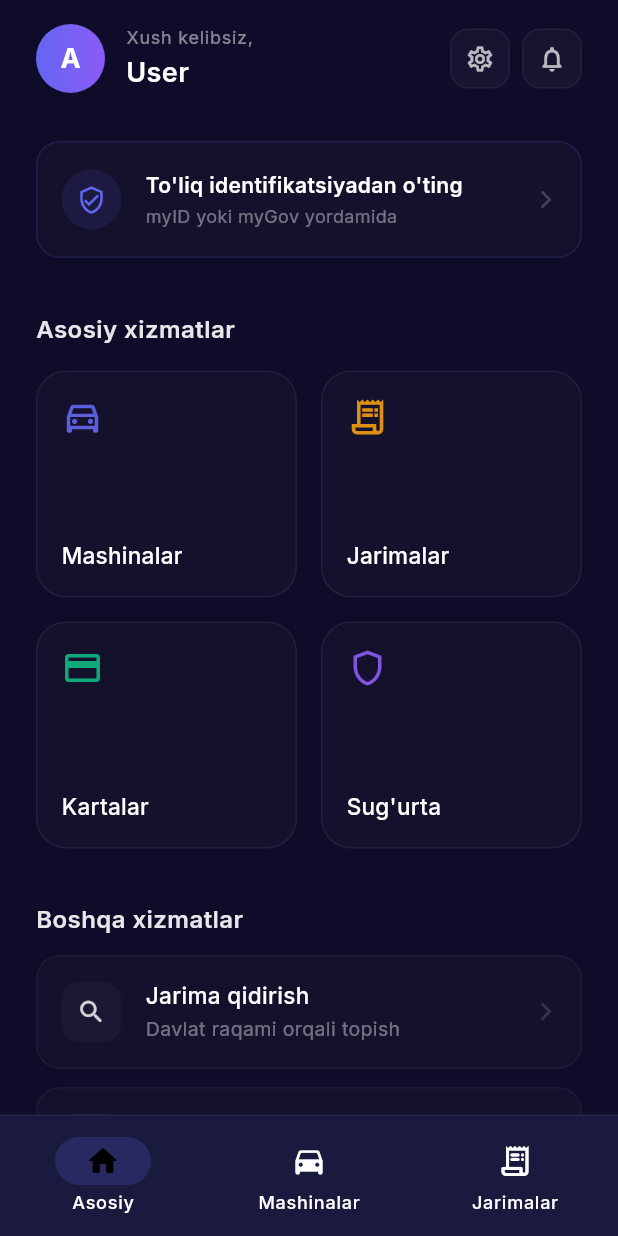
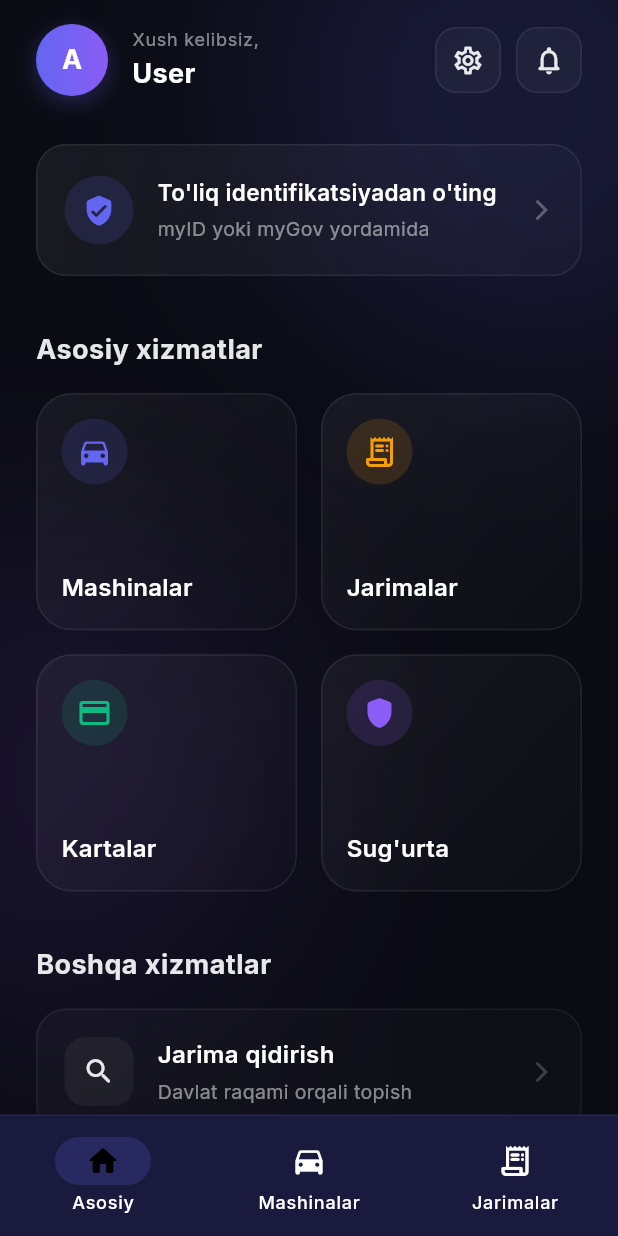
Before and after one commit to Jasurbek414/DriveON, a Flutter app: the HomeScreen screen opened by its route, on a phone screen of 412 x 824 dp. Run offline on Flutter 3.47's test engine with Material 3 defaults, Android fonts, the phone set to English and light mode, and no system bars; our stand-ins replace go_router, google_fonts, shared_preferences; accounts and stored records are empty; network calls fail.

Commit message:
Upgrade HomeScreen to a premium glassmorphic and glowing design

```diff
--- a/mobile/lib/screens/home_screen.dart
+++ b/mobile/lib/screens/home_screen.dart
@@ -31,80 +31,88 @@ class _HomeScreenState extends State<HomeScreen> {
     final user = auth.user;
 
     return Scaffold(
-      backgroundColor: AppColors.background,
-      body: SafeArea(
+      backgroundColor: const Color(0xFF0B0B14),
+      body: Stack(
+        children: [
+          // Ambient Glow
+          Positioned(top: -100, right: -100, child: Container(width: 300, height: 300, decoration: BoxDecoration(shape: BoxShape.circle, boxShadow: [BoxShadow(color: AppColors.primary.withOpacity(0.15), blurRadius: 120, spreadRadius: 40)]))),
+          Positioned(bottom: 100, left: -100, child: Container(width: 250, height: 250, decoration: BoxDecoration(shape: BoxShape.circle, boxShadow: [BoxShadow(color: AppColors.secondary.withOpacity(0.1), blurRadius: 120, spreadRadius: 40)]))),
+
+          SafeArea(
             child: ListView(padding: const EdgeInsets.symmetric(horizontal: 24, vertical: 16), children: [
               // Header
               Row(children: [
                 InkWell(
                   onTap: () => context.go('/profile'),
-              borderRadius: BorderRadius.circular(23),
-              child: Container(width: 46, height: 46, decoration: const BoxDecoration(shape: BoxShape.circle, gradient: AppColors.primaryGradient),
+                  borderRadius: BorderRadius.circular(24),
+                  child: Container(width: 48, height: 48, decoration: BoxDecoration(shape: BoxShape.circle, gradient: AppColors.primaryGradient, boxShadow: [BoxShadow(color: AppColors.primary.withOpacity(0.3), blurRadius: 12, offset: const Offset(0, 4))]),
                     child: Center(
                       child: Text(user?['fullName'] != null && user!['fullName'].isNotEmpty ? user['fullName'].substring(0, 1).toUpperCase() : 'A',
                         style: const TextStyle(color: Colors.white, fontSize: 18, fontWeight: FontWeight.bold))
                     )
                   ),
                 ),
-            const SizedBox(width: 14),
+                const SizedBox(width: 16),
                 Expanded(child: Column(crossAxisAlignment: CrossAxisAlignment.start, children: [
                   Text('Xush kelibsiz,', style: TextStyle(color: Colors.white.withOpacity(0.5), fontSize: 12, letterSpacing: 0.5)),
                   const SizedBox(height: 2),
-              Text(user?['fullName'] ?? user?['phoneNumber'] ?? 'User', style: const TextStyle(color: Colors.white, fontSize: 18, fontWeight: FontWeight.w600, letterSpacing: 0.3)),
+                  Text(user?['fullName'] ?? user?['phoneNumber'] ?? 'User', style: const TextStyle(color: Colors.white, fontSize: 18, fontWeight: FontWeight.w700, letterSpacing: 0.3)),
                 ])),
                 Row(
                   children: [
                     _iconBtn(Icons.settings_outlined, () => context.go('/settings')),
-                const SizedBox(width: 8),
+                    const SizedBox(width: 10),
                     _iconBtn(Icons.notifications_none_rounded, () {}),
                   ],
                 ),
               ]),
               const SizedBox(height: 32),
 
-          // myID Banner (Sleek)
+              // myID Banner (Premium Glass)
               Container(
-            padding: const EdgeInsets.symmetric(horizontal: 16, vertical: 18),
+                padding: const EdgeInsets.symmetric(horizontal: 18, vertical: 20),
                 decoration: BoxDecoration(
-              color: Colors.white.withOpacity(0.02),
-              borderRadius: BorderRadius.circular(16),
-              border: Border.all(color: AppColors.primary.withOpacity(0.15)),
+                  gradient: LinearGradient(begin: Alignment.topLeft, end: Alignment.bottomRight, colors: [Colors.white.withOpacity(0.06), Colors.white.withOpacity(0.02)]),
+                  borderRadius: BorderRadius.circular(20),
+                  border: Border.all(color: Colors.white.withOpacity(0.08)),
                 ),
                 child: Row(children: [
-              Container(padding: const EdgeInsets.all(10), decoration: BoxDecoration(color: AppColors.primary.withOpacity(0.1), shape: BoxShape.circle),
-                child: const Icon(Icons.verified_user_outlined, color: AppColors.primary, size: 20)),
+                  Container(padding: const EdgeInsets.all(12), decoration: BoxDecoration(color: AppColors.primary.withOpacity(0.15), shape: BoxShape.circle),
+                    child: const Icon(Icons.verified_user_rounded, color: AppColors.primary, size: 22)),
                   const SizedBox(width: 16),
                   Expanded(child: Column(crossAxisAlignment: CrossAxisAlignment.start, children: [
-                const Text("To'liq identifikatsiyadan o'ting", style: TextStyle(color: Colors.white, fontSize: 14, fontWeight: FontWeight.w600)),
-                const SizedBox(height: 2),
-                Text('myID yoki myGov yordamida', style: TextStyle(color: Colors.white.withOpacity(0.4), fontSize: 12)),
+                    const Text("To'liq identifikatsiyadan o'ting", style: TextStyle(color: Colors.white, fontSize: 15, fontWeight: FontWeight.w600)),
+                    const SizedBox(height: 4),
+                    Text('myID yoki myGov yordamida', style: TextStyle(color: Colors.white.withOpacity(0.5), fontSize: 13)),
                   ])),
-              Icon(Icons.arrow_forward_ios, color: Colors.white.withOpacity(0.2), size: 14),
+                  Icon(Icons.arrow_forward_ios, color: Colors.white.withOpacity(0.3), size: 16),
                 ]),
               ),
               const SizedBox(height: 36),
 
               // Quick Menu
-          Text("Asosiy xizmatlar", style: TextStyle(color: Colors.white.withOpacity(0.9), fontSize: 16, fontWeight: FontWeight.w600, letterSpacing: 0.3)),
+              Text("Asosiy xizmatlar", style: TextStyle(color: Colors.white.withOpacity(0.9), fontSize: 18, fontWeight: FontWeight.bold, letterSpacing: 0.3)),
               const SizedBox(height: 16),
               GridView.count(crossAxisCount: 2, crossAxisSpacing: 16, mainAxisSpacing: 16, shrinkWrap: true,
-            physics: const NeverScrollableScrollPhysics(), childAspectRatio: 1.15,
+                physics: const NeverScrollableScrollPhysics(), childAspectRatio: 1.1,
                 children: [
-              _menuCard(Icons.directions_car_outlined, 'Mashinalar', AppColors.primary, () => context.go('/vehicles')),
-              _menuCard(Icons.receipt_long_outlined, 'Jarimalar', AppColors.warning, () => context.go('/fines'), badge: _finesCount > 0 ? '$_finesCount' : null),
-              _menuCard(Icons.credit_card_outlined, 'Kartalar', AppColors.success, () => context.go('/cards')),
-              _menuCard(Icons.shield_outlined, "Sug'urta", AppColors.secondary, () {}),
+                  _menuCard(Icons.directions_car_rounded, 'Mashinalar', AppColors.primary, () => context.go('/vehicles')),
+                  _menuCard(Icons.receipt_long_rounded, 'Jarimalar', AppColors.warning, () => context.go('/fines'), badge: _finesCount > 0 ? '$_finesCount' : null),
+                  _menuCard(Icons.credit_card_rounded, 'Kartalar', AppColors.success, () => context.go('/cards')),
+                  _menuCard(Icons.shield_rounded, "Sug'urta", AppColors.secondary, () {}),
                 ],
               ),
               const SizedBox(height: 36),
 
               // Info section
-          Text("Boshqa xizmatlar", style: TextStyle(color: Colors.white.withOpacity(0.9), fontSize: 16, fontWeight: FontWeight.w600, letterSpacing: 0.3)),
-          const SizedBox(height: 12),
+              Text("Boshqa xizmatlar", style: TextStyle(color: Colors.white.withOpacity(0.9), fontSize: 18, fontWeight: FontWeight.bold, letterSpacing: 0.3)),
+              const SizedBox(height: 16),
               _serviceRow(Icons.search_rounded, "Jarima qidirish", "Davlat raqami orqali topish", () {}),
               _serviceRow(Icons.history_rounded, "To'lovlar tarixi", "Barcha amaliyotlar", () {}),
-          _serviceRow(Icons.headset_mic_outlined, "Qo'llab-quvvatlash", "Yordam va savollar", () {}),
+              _serviceRow(Icons.headset_mic_rounded, "Qo'llab-quvvatlash", "Yordam va savollar", () {}),
             ]),
+          ),
+        ],
       ),
     );
   }
@@ -112,11 +120,11 @@ class _HomeScreenState extends State<HomeScreen> {
   Widget _iconBtn(IconData icon, VoidCallback onTap) {
     return InkWell(
       onTap: onTap,
-      borderRadius: BorderRadius.circular(12),
+      borderRadius: BorderRadius.circular(14),
       child: Container(
-        width: 40, height: 40,
-        decoration: BoxDecoration(color: Colors.white.withOpacity(0.03), borderRadius: BorderRadius.circular(12), border: Border.all(color: Colors.white.withOpacity(0.05))),
-        child: Icon(icon, color: Colors.white.withOpacity(0.7), size: 20),
+        width: 44, height: 44,
+        decoration: BoxDecoration(color: Colors.white.withOpacity(0.04), borderRadius: BorderRadius.circular(14), border: Border.all(color: Colors.white.withOpacity(0.08))),
+        child: Icon(icon, color: Colors.white.withOpacity(0.9), size: 22),
       ),
     );
   }
@@ -124,33 +132,45 @@ class _HomeScreenState extends State<HomeScreen> {
   Widget _menuCard(IconData icon, String label, Color color, VoidCallback onTap, {String? badge}) {
     return GestureDetector(onTap: onTap, child: Container(
       padding: const EdgeInsets.all(16),
-      decoration: BoxDecoration(color: Colors.white.withOpacity(0.02), borderRadius: BorderRadius.circular(20), border: Border.all(color: Colors.white.withOpacity(0.06))),
+      decoration: BoxDecoration(
+        gradient: LinearGradient(begin: Alignment.topLeft, end: Alignment.bottomRight, colors: [Colors.white.withOpacity(0.05), Colors.white.withOpacity(0.01)]),
+        borderRadius: BorderRadius.circular(24),
+        border: Border.all(color: Colors.white.withOpacity(0.08)),
+      ),
       child: Column(crossAxisAlignment: CrossAxisAlignment.start, mainAxisAlignment: MainAxisAlignment.spaceBetween, children: [
         Row(mainAxisAlignment: MainAxisAlignment.spaceBetween, crossAxisAlignment: CrossAxisAlignment.start, children: [
-          Icon(icon, color: color.withOpacity(0.9), size: 28),
-          if (badge != null) Container(padding: const EdgeInsets.symmetric(horizontal: 8, vertical: 4),
-            decoration: BoxDecoration(color: AppColors.error, borderRadius: BorderRadius.circular(12)),
-            child: Text(badge, style: const TextStyle(color: Colors.white, fontSize: 11, fontWeight: FontWeight.bold))),
+          Container(
+            padding: const EdgeInsets.all(10),
+            decoration: BoxDecoration(color: color.withOpacity(0.15), shape: BoxShape.circle),
+            child: Icon(icon, color: color, size: 24),
+          ),
+          if (badge != null) Container(padding: const EdgeInsets.symmetric(horizontal: 10, vertical: 5),
+            decoration: BoxDecoration(color: AppColors.error, borderRadius: BorderRadius.circular(12), boxShadow: [BoxShadow(color: AppColors.error.withOpacity(0.3), blurRadius: 8, offset: const Offset(0, 2))]),
+            child: Text(badge, style: const TextStyle(color: Colors.white, fontSize: 12, fontWeight: FontWeight.bold))),
         ]),
-        Text(label, style: const TextStyle(color: Colors.white, fontSize: 15, fontWeight: FontWeight.w500, letterSpacing: 0.2)),
+        Text(label, style: const TextStyle(color: Colors.white, fontSize: 16, fontWeight: FontWeight.w600, letterSpacing: 0.2)),
       ]),
     ));
   }
 
   Widget _serviceRow(IconData icon, String title, String sub, VoidCallback onTap) {
-    return InkWell(onTap: onTap, borderRadius: BorderRadius.circular(16), child: Container(
-      margin: const EdgeInsets.only(bottom: 12), padding: const EdgeInsets.all(16),
-      decoration: BoxDecoration(color: Colors.white.withOpacity(0.02), borderRadius: BorderRadius.circular(16), border: Border.all(color: Colors.white.withOpacity(0.04))),
+    return InkWell(onTap: onTap, borderRadius: BorderRadius.circular(20), child: Container(
+      margin: const EdgeInsets.only(bottom: 12), padding: const EdgeInsets.all(18),
+      decoration: BoxDecoration(
+        gradient: LinearGradient(begin: Alignment.centerLeft, end: Alignment.centerRight, colors: [Colors.white.withOpacity(0.03), Colors.white.withOpacity(0.01)]),
+        borderRadius: BorderRadius.circular(20),
+        border: Border.all(color: Colors.white.withOpacity(0.06)),
+      ),
       child: Row(children: [
-        Container(padding: const EdgeInsets.all(10), decoration: BoxDecoration(color: Colors.white.withOpacity(0.03), borderRadius: BorderRadius.circular(12)),
-          child: Icon(icon, color: Colors.white.withOpacity(0.8), size: 20)),
+        Container(padding: const EdgeInsets.all(12), decoration: BoxDecoration(color: Colors.white.withOpacity(0.05), borderRadius: BorderRadius.circular(14)),
+          child: Icon(icon, color: Colors.white.withOpacity(0.9), size: 22)),
         const SizedBox(width: 16),
         Expanded(child: Column(crossAxisAlignment: CrossAxisAlignment.start, children: [
-          Text(title, style: const TextStyle(color: Colors.white, fontSize: 15, fontWeight: FontWeight.w500)),
-          const SizedBox(height: 2),
-          Text(sub, style: TextStyle(color: Colors.white.withOpacity(0.4), fontSize: 13)),
+          Text(title, style: const TextStyle(color: Colors.white, fontSize: 16, fontWeight: FontWeight.w600)),
+          const SizedBox(height: 4),
+          Text(sub, style: TextStyle(color: Colors.white.withOpacity(0.5), fontSize: 13)),
         ])),
-        Icon(Icons.arrow_forward_ios, color: Colors.white.withOpacity(0.15), size: 14),
+        Icon(Icons.arrow_forward_ios, color: Colors.white.withOpacity(0.2), size: 16),
       ]),
     ));
   }
```
Lines whose indentation alone changed are shown as unchanged.
